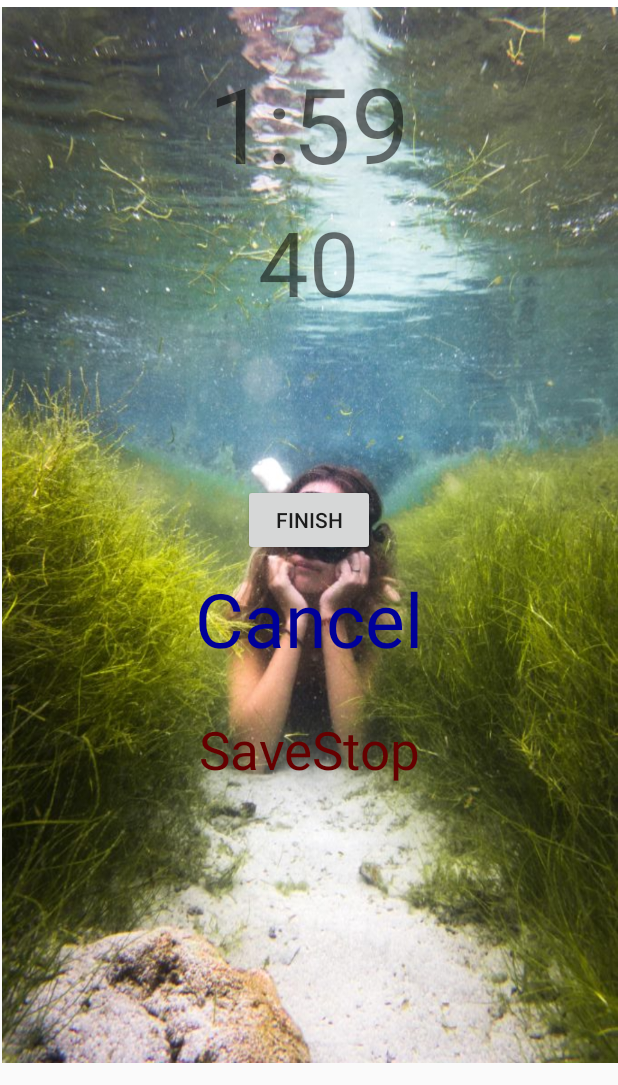
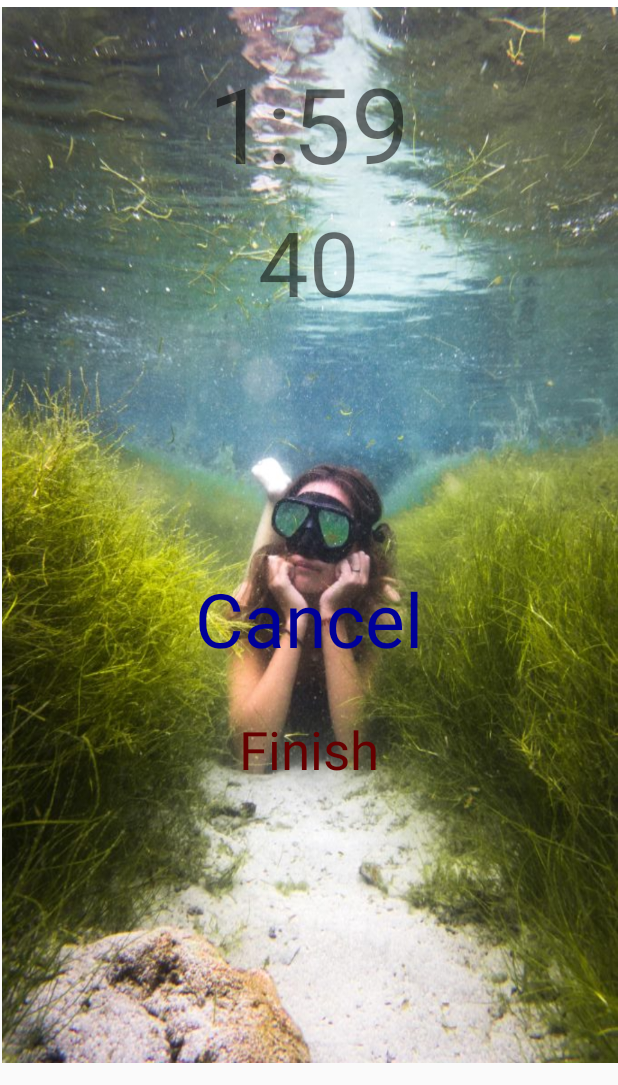
Before and after one commit to rondejka/BreathExercise, an Android app: the screen it shows after launch (MainActivity), after a tap on "START", on a phone screen of 412 x 824 dp, the part 151-1236 px from its top. Run offline under Robolectric (Android 15) with nearby library versions, the phone set to English and light mode, and no system bars.

```diff
--- a/app/build.gradle
+++ b/app/build.gradle
@@ -1,7 +1,7 @@
 apply plugin: 'com.android.application'
 
 android {
-    compileSdkVersion 30
+    compileSdkVersion 31
     buildToolsVersion "29.0.3"
 
     defaultConfig {
@@ -9,7 +9,7 @@ android {
         minSdkVersion 21
         targetSdkVersion 30
         versionCode 1
-        versionName "1.04221127"
+        versionName "1.01250406"
 
         testInstrumentationRunner "androidx.test.runner.AndroidJUnitRunner"
     }
@@ -30,6 +30,7 @@ dependencies {
     implementation 'com.squareup.retrofit2:retrofit:2.5.0'
     implementation 'com.squareup.retrofit2:converter-gson:2.5.0'
     implementation("com.squareup.okhttp3:logging-interceptor:4.9.0")
+    implementation 'com.google.android.material:material:1.5.0'
     testImplementation 'junit:junit:4.12'
     androidTestImplementation 'androidx.test.ext:junit:1.1.2'
     androidTestImplementation 'androidx.test.espresso:espresso-core:3.3.0'
--- a/app/src/main/res/layout/activity_main.xml
+++ b/app/src/main/res/layout/activity_main.xml
@@ -22,7 +22,8 @@
         android:layout_width="40dp"
         android:layout_height="40dp"
         app:layout_constraintTop_toTopOf="parent"
-        app:srcCompat="@drawable/white2" />
+        app:srcCompat="@drawable/white2"
+        tools:ignore="MissingConstraints" />
 
     <ImageView
         android:id="@+id/setupImageView"
@@ -30,7 +31,8 @@
         android:layout_height="40dp"
         android:onClick="setupParameters"
         app:layout_constraintTop_toTopOf="parent"
-        app:srcCompat="@drawable/setup_ico" />
+        app:srcCompat="@drawable/setup_ico"
+        tools:ignore="MissingConstraints" />
 
     <ImageView
         android:id="@+id/historyImageView"
@@ -39,7 +41,8 @@
         android:onClick="openDbHistoryScoreScreen"
         app:layout_constraintTop_toTopOf="parent"
         app:srcCompat="@drawable/history_ico"
-        tools:layout_editor_absoluteX="100dp" />
+        tools:layout_editor_absoluteX="100dp"
+        tools:ignore="MissingConstraints" />
 
     <ImageView
         android:id="@+id/cloudImageView"
@@ -62,6 +65,19 @@
         app:layout_constraintEnd_toEndOf="parent"
         app:srcCompat="@drawable/exit2" />
 
+    <ImageView
+        android:id="@+id/testImageView"
+        android:layout_width="200dp"
+        android:layout_height="130dp"
+        android:layout_marginEnd="100dp"
+        android:layout_marginBottom="170dp"
+        android:alpha="0.4"
+        android:onClick="exitApp"
+        android:visibility="invisible"
+        app:layout_constraintBottom_toBottomOf="parent"
+        app:layout_constraintEnd_toEndOf="parent"
+        app:srcCompat="@drawable/buttonbl" />
+
     <Button
         android:id="@+id/buttonSetup"
         android:layout_width="wrap_content"
@@ -70,7 +86,8 @@
         android:onClick="setupParameters"
         android:text="Setup"
         android:visibility="invisible"
-        app:layout_constraintEnd_toEndOf="parent" />
+        app:layout_constraintEnd_toEndOf="parent"
+        tools:ignore="MissingConstraints" />
 
     <Button
         android:id="@+id/buttonHistory"
@@ -102,7 +119,7 @@
         android:layout_marginTop="50dp"
         android:onClick="finishCountDown"
         android:text="FINISH"
-        android:visibility="visible"
+        android:visibility="invisible"
         app:layout_constraintEnd_toEndOf="parent"
         app:layout_constraintStart_toStartOf="parent"
         app:layout_constraintTop_toBottomOf="@+id/goButton" />
@@ -189,7 +206,7 @@
         android:layout_height="wrap_content"
         android:layout_marginTop="30dp"
         android:onClick="finishCountDown"
-        android:text="SaveStop"
+        android:text="@string/save_stop"
         android:textColor="#660000"
         android:textSize="35sp"
         app:layout_constraintEnd_toEndOf="parent"
--- a/app/src/main/res/values/strings.xml
+++ b/app/src/main/res/values/strings.xml
@@ -16,4 +16,5 @@
     <string name="attachment_summary_on">Automatically download attachments for incoming emails
     </string>
     <string name="attachment_summary_off">Only download attachments when manually requested</string>
+    <string name="save_stop"><![CDATA[Finish]]></string>
 </resources>
```
Also changed, not shown: app/src/main/java/com/ondejka/breathexercise/MainActivity.java (+21 -22 lines), app/src/main/res/drawable-v24/buttonbl.png (added), 1 other file.
